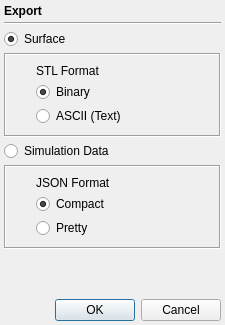
First picture: the form in qt/export_dialog.ui, repository CauldronDevelopmentLLC/CAMotics, before the edit.
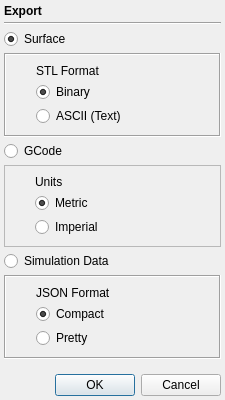
Second picture: the form after the edit.

Commit message: Added GCode export

Patch:
```diff
--- a/qt/export_dialog.ui
+++ b/qt/export_dialog.ui
@@ -10,19 +10,19 @@
     <x>0</x>
     <y>0</y>
     <width>225</width>
-    <height>325</height>
+    <height>400</height>
    </rect>
   </property>
   <property name="minimumSize">
    <size>
     <width>225</width>
-    <height>325</height>
+    <height>400</height>
    </size>
   </property>
   <property name="maximumSize">
    <size>
     <width>225</width>
-    <height>325</height>
+    <height>446</height>
    </size>
   </property>
   <property name="windowTitle">
@@ -127,6 +127,58 @@
      </layout>
     </widget>
    </item>
+   <item>
+    <widget class="QRadioButton" name="gcodeRadioButton">
+     <property name="text">
+      <string>GCode</string>
+     </property>
+     <attribute name="buttonGroup">
+      <string notr="true">buttonGroup</string>
+     </attribute>
+    </widget>
+   </item>
+   <item>
+    <widget class="QFrame" name="gcodeFrame">
+     <property name="frameShape">
+      <enum>QFrame::StyledPanel</enum>
+     </property>
+     <property name="frameShadow">
+      <enum>QFrame::Raised</enum>
+     </property>
+     <layout class="QVBoxLayout" name="verticalLayout_4">
+      <property name="spacing">
+       <number>4</number>
+      </property>
+      <property name="leftMargin">
+       <number>30</number>
+      </property>
+      <item>
+       <widget class="QLabel" name="label_4">
+        <property name="text">
+         <string>Units</string>
+        </property>
+       </widget>
+      </item>
+      <item>
+       <widget class="QRadioButton" name="metricUnitsRadioButton">
+        <property name="text">
+         <string>Metric</string>
+        </property>
+        <property name="checked">
+         <bool>true</bool>
+        </property>
+       </widget>
+      </item>
+      <item>
+       <widget class="QRadioButton" name="imperialUnitsRadioButton">
+        <property name="text">
+         <string>Imperial</string>
+        </property>
+       </widget>
+      </item>
+     </layout>
+    </widget>
+   </item>
    <item>
     <widget class="QRadioButton" name="simDataRadioButton">
      <property name="text">
```
The commit also changes 5 other files.
